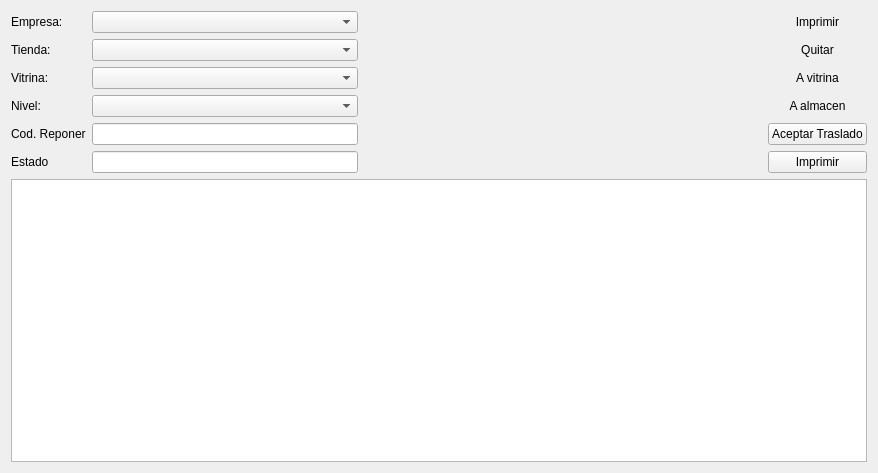
This is vitrina/ui_tienda.ui in rodety/Jireh as Qt 5 draws it before an edit. The edited form follows.
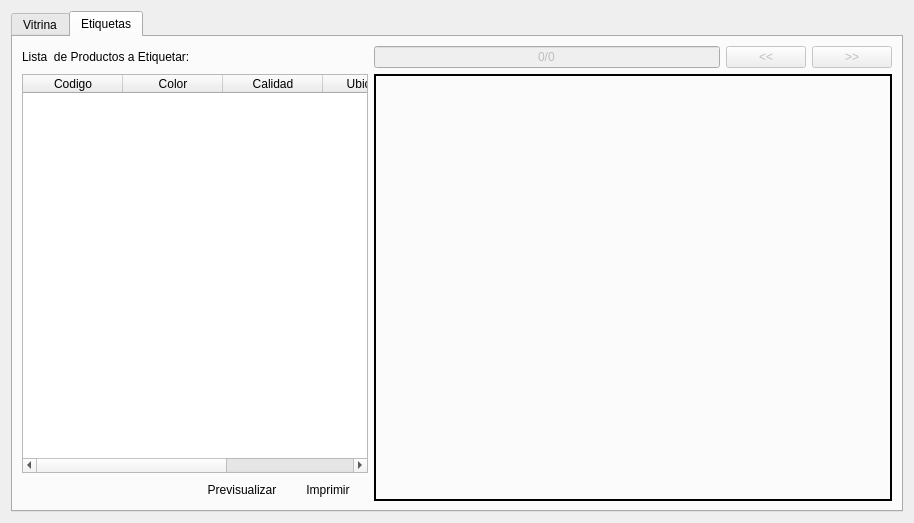
This is the edited form. The open tabs and pages were chosen to show the change. Icons and pictures are not drawn.

Commit message: Actualizando etiquetas

What changed in the file:
```diff
--- a/vitrina/ui_tienda.ui
+++ b/vitrina/ui_tienda.ui
@@ -6,8 +6,8 @@
    <rect>
     <x>0</x>
     <y>0</y>
-    <width>878</width>
-    <height>473</height>
+    <width>914</width>
+    <height>523</height>
    </rect>
   </property>
   <property name="windowTitle">
@@ -15,6 +15,18 @@
   </property>
   <layout class="QGridLayout" name="gridLayout_2">
    <item row="0" column="0">
+    <widget class="QTabWidget" name="tabWidget">
+     <property name="currentIndex">
+      <number>0</number>
+     </property>
+     <widget class="QWidget" name="tab_1">
+      <attribute name="title">
+       <string>Vitrina</string>
+      </attribute>
+      <layout class="QGridLayout" name="gridLayout_4">
+       <item row="0" column="0">
+        <layout class="QGridLayout" name="gridLayout_3">
+         <item row="0" column="0">
     <layout class="QGridLayout" name="gridLayout">
      <item row="5" column="0">
       <widget class="QLabel" name="label">
@@ -389,8 +401,190 @@
     <widget class="QTableWidget" name="grilla"/>
    </item>
   </layout>
-  <zorder>grilla</zorder>
-  <zorder></zorder>
+       </item>
+      </layout>
+     </widget>
+     <widget class="QWidget" name="tab_2">
+      <attribute name="title">
+       <string>Etiquetas</string>
+      </attribute>
+      <layout class="QGridLayout" name="gridLayout_6">
+       <item row="0" column="0">
+        <layout class="QGridLayout" name="gridLayout_5">
+         <item row="0" column="1">
+          <widget class="QLineEdit" name="lineEdit_pag">
+           <property name="enabled">
+            <bool>false</bool>
+           </property>
+           <property name="text">
+            <string>0/0</string>
+           </property>
+           <property name="echoMode">
+            <enum>QLineEdit::Normal</enum>
+           </property>
+           <property name="alignment">
+            <set>Qt::AlignCenter</set>
+           </property>
+           <property name="readOnly">
+            <bool>true</bool>
+           </property>
+          </widget>
+         </item>
+         <item row="0" column="2">
+          <widget class="QPushButton" name="pushButton_anterior">
+           <property name="enabled">
+            <bool>false</bool>
+           </property>
+           <property name="text">
+            <string>&lt;&lt;</string>
+           </property>
+          </widget>
+         </item>
+         <item row="0" column="3">
+          <widget class="QPushButton" name="pushButton_siguiente">
+           <property name="enabled">
+            <bool>false</bool>
+           </property>
+           <property name="text">
+            <string>&gt;&gt;</string>
+           </property>
+          </widget>
+         </item>
+         <item row="1" column="0">
+          <layout class="QGridLayout" name="gridLayout_23">
+           <item row="2" column="0">
+            <widget class="QTableWidget" name="tableView_etiquetas">
+             <property name="editTriggers">
+              <set>QAbstractItemView::NoEditTriggers</set>
+             </property>
+             <property name="selectionMode">
+              <enum>QAbstractItemView::SingleSelection</enum>
+             </property>
+             <property name="selectionBehavior">
+              <enum>QAbstractItemView::SelectRows</enum>
+             </property>
+             <column>
+              <property name="text">
+               <string>Codigo</string>
+              </property>
+             </column>
+             <column>
+              <property name="text">
+               <string>Color</string>
+              </property>
+             </column>
+             <column>
+              <property name="text">
+               <string>Calidad</string>
+              </property>
+             </column>
+             <column>
+              <property name="text">
+               <string>Ubicación</string>
+              </property>
+             </column>
+             <column>
+              <property name="text">
+               <string>Precio</string>
+              </property>
+             </column>
+            </widget>
+           </item>
+          </layout>
+         </item>
+         <item row="1" column="1" rowspan="2" colspan="3">
+          <widget class="QLabel" name="draw_label">
+           <property name="frameShape">
+            <enum>QFrame::WinPanel</enum>
+           </property>
+           <property name="text">
+            <string/>
+           </property>
+          </widget>
+         </item>
+         <item row="2" column="0">
+          <layout class="QHBoxLayout" name="horizontalLayout_2">
+           <item>
+            <spacer name="horizontalSpacer_10">
+             <property name="orientation">
+              <enum>Qt::Horizontal</enum>
+             </property>
+             <property name="sizeHint" stdset="0">
+              <size>
+               <width>40</width>
+               <height>20</height>
+              </size>
+             </property>
+            </spacer>
+           </item>
+           <item>
+            <widget class="QPushButton" name="pushButton_previsualizar">
+             <property name="sizePolicy">
+              <sizepolicy hsizetype="Fixed" vsizetype="Fixed">
+               <horstretch>0</horstretch>
+               <verstretch>0</verstretch>
+              </sizepolicy>
+             </property>
+             <property name="text">
+              <string>Previsualizar</string>
+             </property>
+             <property name="icon">
+              <iconset resource="../Icons/Icons.qrc">
+               <normaloff>:/Icons/1349716430_zoom.png</normaloff>:/Icons/1349716430_zoom.png</iconset>
+             </property>
+             <property name="shortcut">
+              <string>Ctrl+Alt+P</string>
+             </property>
+             <property name="flat">
+              <bool>true</bool>
+             </property>
+            </widget>
+           </item>
+           <item>
+            <widget class="QPushButton" name="pushButton_imprimir">
+             <property name="sizePolicy">
+              <sizepolicy hsizetype="Fixed" vsizetype="Fixed">
+               <horstretch>0</horstretch>
+               <verstretch>0</verstretch>
+              </sizepolicy>
+             </property>
+             <property name="text">
+              <string>Imprimir</string>
+             </property>
+             <property name="icon">
+              <iconset resource="../Icons/Icons.qrc">
+               <normaloff>:/Icons/1349716426_print.png</normaloff>:/Icons/1349716426_print.png</iconset>
+             </property>
+             <property name="shortcut">
+              <string>Ctrl+P</string>
+             </property>
+             <property name="flat">
+              <bool>true</bool>
+             </property>
+            </widget>
+           </item>
+          </layout>
+         </item>
+         <item row="0" column="0">
+          <widget class="QLabel" name="label_8">
+           <property name="sizePolicy">
+            <sizepolicy hsizetype="Fixed" vsizetype="Preferred">
+             <horstretch>0</horstretch>
+             <verstretch>0</verstretch>
+            </sizepolicy>
+           </property>
+           <property name="text">
+            <string>Lista  de Productos a Etiquetar:</string>
+           </property>
+          </widget>
+         </item>
+        </layout>
+       </item>
+      </layout>
+     </widget>
+    </widget>
+   </item>
+  </layout>
  </widget>
  <resources>
   <include location="../Icons/Icons.qrc"/>
```
Left out of the diff: 14 changed lines with no effect on the pictures. Lines whose indentation alone changed are shown as unchanged. The commit also changes 7 other files.
